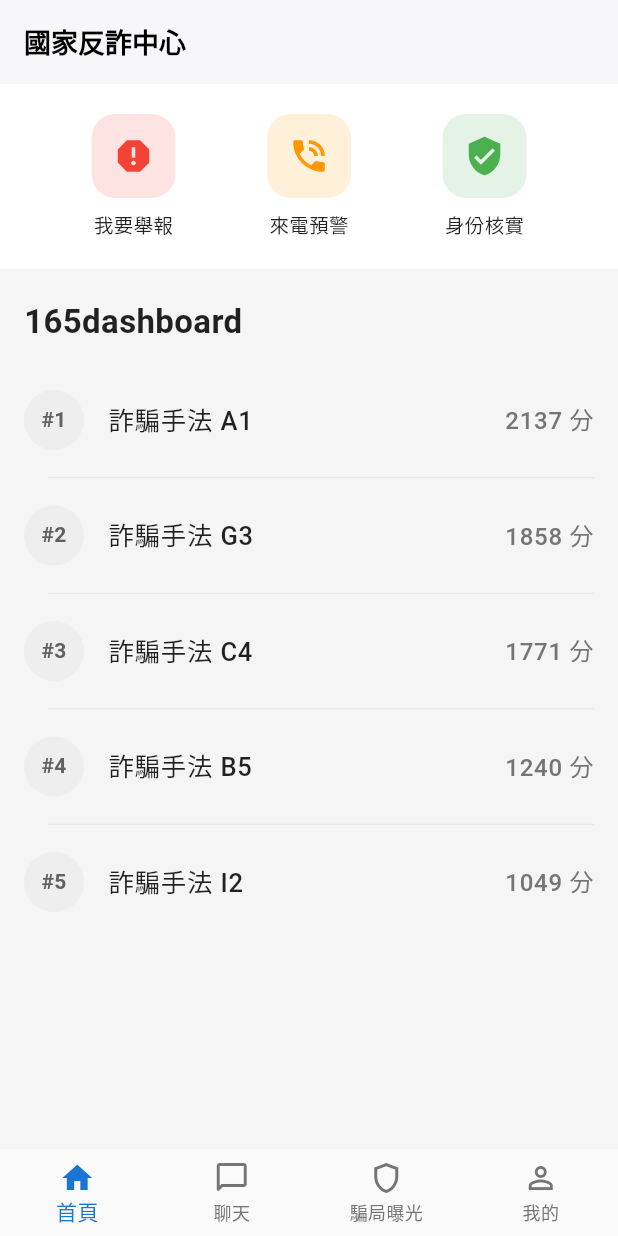
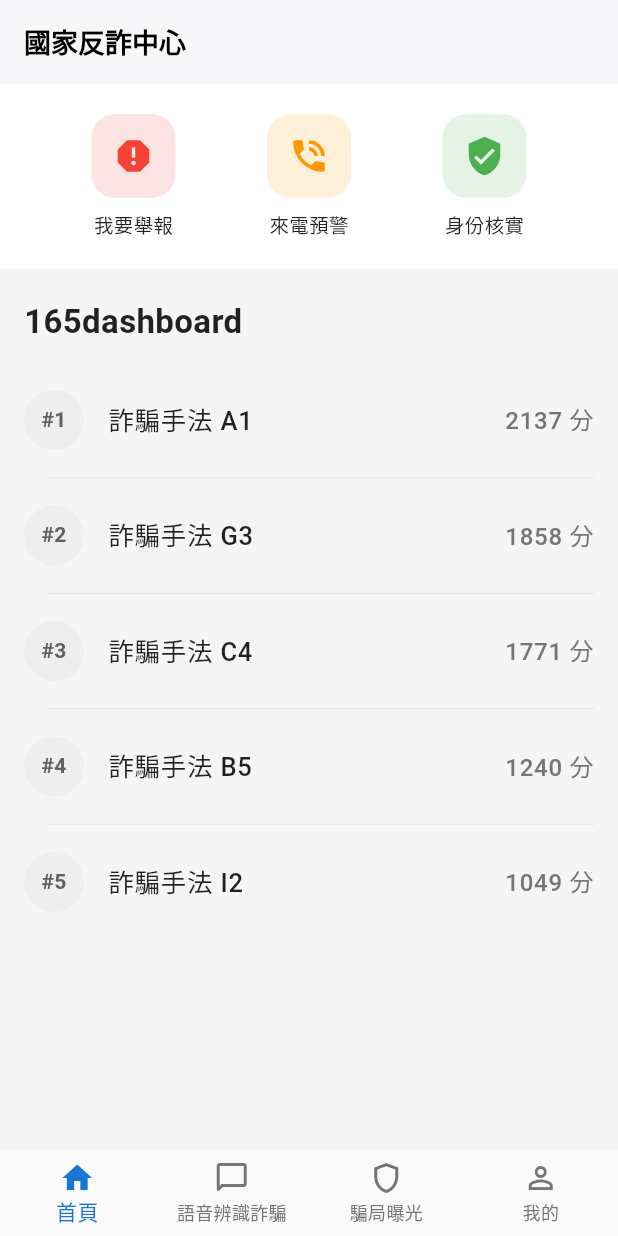
Before and after one commit to Yant-Wu/chat165_app, a Flutter app: the screen it shows after launch, on a phone screen of 412 x 824 dp. Run offline on Flutter 3.47's test engine with Material 3 defaults, Android fonts, the phone set to English and light mode, and no system bars; our stand-ins replace equatable, permission_handler, speech_to_text; missing offline and left inert: record.

Commit message:
feat:main.dart fix

```diff
--- a/lib/main.dart
+++ b/lib/main.dart
@@ -92,7 +92,7 @@ class _MainScreenState extends State<MainScreen> {
           BottomNavigationBarItem(
             icon: Icon(Icons.chat_bubble_outline_rounded), // Use outlined icons
             activeIcon: Icon(Icons.chat_bubble_rounded),
-            label: '聊天',
+            label: '語音辨識詐騙',
           ),
           BottomNavigationBarItem(
             icon: Icon(Icons.shield_outlined), // Changed to a more relevant "security/exposure" icon
```
